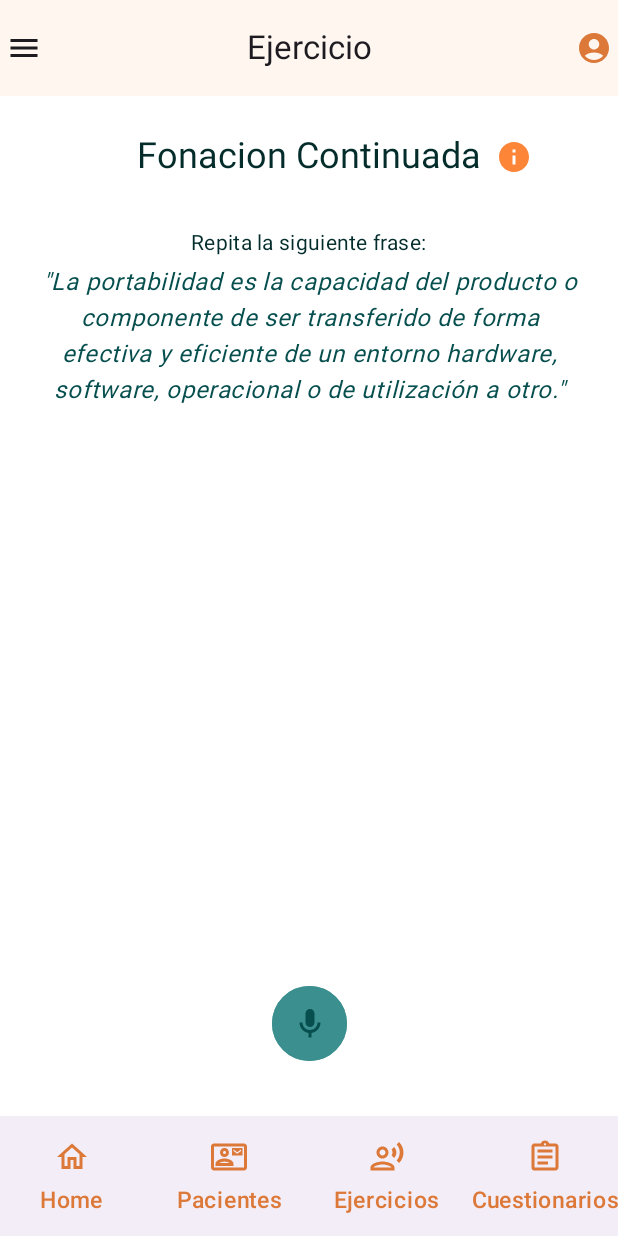
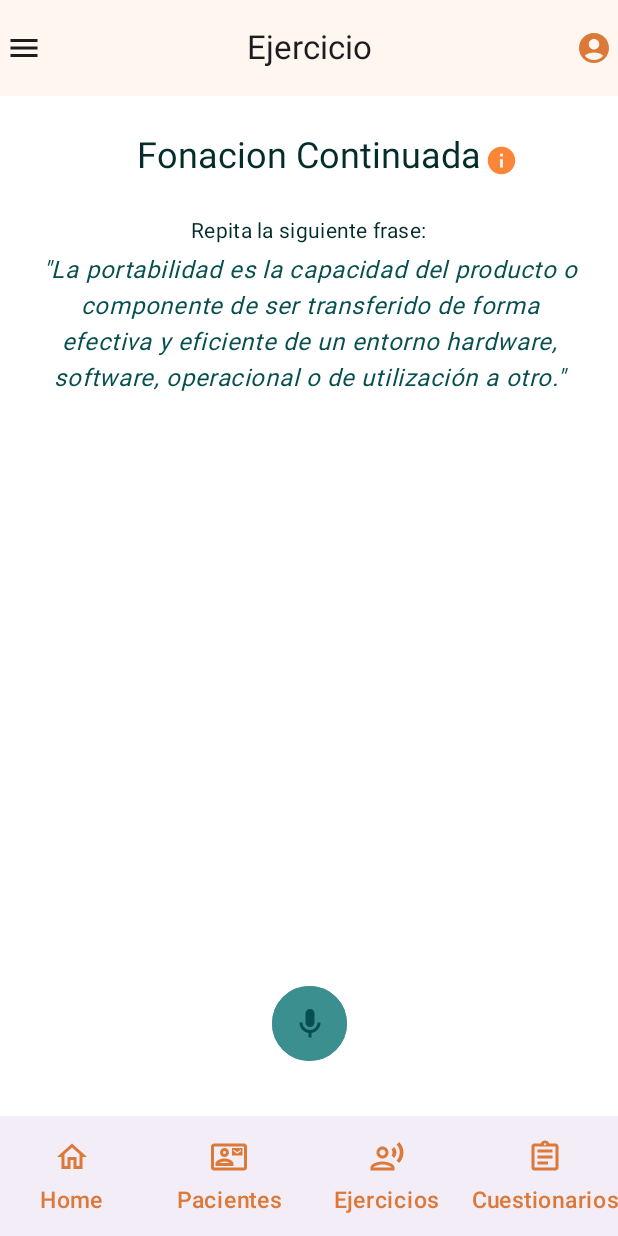
Before and after one commit to UTN-FRBA-Mobile/Disfluency, an Android app built with Jetpack Compose: the @Preview function RecordExercisePreview, on a phone screen of 412 x 824 dp. Run offline under Robolectric (Android 15) with nearby library versions, the phone set to English and light mode, and no system bars.

Commit message:
Simplified exercise title and info button component

```diff
--- a/app/src/main/java/com/disfluency/screens/RecordExerciseScreen.kt
+++ b/app/src/main/java/com/disfluency/screens/exercise/RecordExerciseScreen.kt
@@ -1,22 +1,28 @@
-package com.disfluency.screens
+package com.disfluency.screens.exercise
 
 import androidx.compose.foundation.layout.*
+import androidx.compose.foundation.text.BasicText
+import androidx.compose.foundation.text.InlineTextContent
+import androidx.compose.foundation.text.appendInlineContent
 import androidx.compose.material.icons.Icons
 import androidx.compose.material.icons.filled.AccountCircle
 import androidx.compose.material.icons.filled.Info
 import androidx.compose.material.icons.filled.Menu
-import androidx.compose.material.icons.outlined.Delete
 import androidx.compose.material3.*
 import androidx.compose.runtime.*
 import androidx.compose.ui.Alignment
 import androidx.compose.ui.Modifier
-import androidx.compose.ui.graphics.Color
 import androidx.compose.ui.layout.Layout
 import androidx.compose.ui.platform.LocalContext
+import androidx.compose.ui.text.AnnotatedString
+import androidx.compose.ui.text.Placeholder
+import androidx.compose.ui.text.PlaceholderVerticalAlign
+import androidx.compose.ui.text.buildAnnotatedString
 import androidx.compose.ui.text.font.FontStyle
 import androidx.compose.ui.text.style.TextAlign
 import androidx.compose.ui.tooling.preview.Preview
 import androidx.compose.ui.unit.dp
+import androidx.compose.ui.unit.em
 import androidx.navigation.NavController
 import androidx.navigation.compose.rememberNavController
 import com.disfluency.audio.record.DisfluencyAudioRecorder
@@ -26,6 +32,7 @@ import com.disfluency.components.audio.AudioMediaType
 import com.disfluency.components.audio.AudioPlayer
 import com.disfluency.components.button.RecordAudioButton
 import com.disfluency.data.ExerciseRepository
+import com.disfluency.model.Exercise
 import com.disfluency.navigation.BottomNavigation
 import com.disfluency.navigation.Route
 import com.disfluency.ui.theme.MyApplicationTheme
@@ -89,27 +96,10 @@ fun RecordExercise(id: Int, onSend: (File) -> Unit, navController: NavController
             modifier = Modifier.fillMaxWidth(),
             horizontalAlignment = Alignment.CenterHorizontally
         ) {
-            Layout(
-                content = {
-                    Text(text = exercise.title, style = MaterialTheme.typography.headlineSmall)
-
-                    IconButton(
-                        modifier = Modifier.size(40.dp).padding(start = 4.dp),
-                        onClick = { navController.navigate(Route.Ejercicio.routeTo(exercise.id)) }
-                    ) {
-                        Icon(imageVector = Icons.Filled.Info, contentDescription = "Info", tint = MaterialTheme.colorScheme.primary)
-                    }
-                },
-                measurePolicy = { measurables, constraints ->
-                    val text = measurables[0].measure(constraints)
-                    val icon = measurables[1].measure(constraints)
-                    layout(
-                        width = text.width + icon.width * 2,
-                        height = maxOf(text.height, icon.height, constraints.minHeight)
-                    ) {
-                        text.placeRelative(icon.width, 0)
-                        icon.placeRelative(text.width + icon.width, -5)
-                    }
+            ExerciseTitleWithInfo(
+                exercise = exercise,
+                onInfoButtonClick = {
+                    navController.navigate(Route.Ejercicio.routeTo(exercise.id))
                 }
             )
 
@@ -144,6 +134,28 @@ fun RecordExercise(id: Int, onSend: (File) -> Unit, navController: NavController
 
         RecordButton(audioRecorder, changeRecordingState, onSend)
 
+    }
+}
+
+@Composable
+private fun ExerciseTitleWithInfo(exercise: Exercise, onInfoButtonClick: () -> Unit){
+    val modifier = Modifier.size(26.dp).padding(horizontal = 2.dp)
+
+    Row(
+        modifier = Modifier.fillMaxWidth(),
+        horizontalArrangement = Arrangement.Center,
+        verticalAlignment = Alignment.CenterVertically
+    ) {
+        Spacer(modifier = modifier)
+
+        Text(text = exercise.title, style = MaterialTheme.typography.headlineSmall)
+
+        IconButton(
+            modifier = modifier.offset(y = 2.dp),
+            onClick = onInfoButtonClick
+        ) {
+            Icon(imageVector = Icons.Filled.Info, contentDescription = "Info", tint = MaterialTheme.colorScheme.primary)
+        }
     }
 }
 
```
